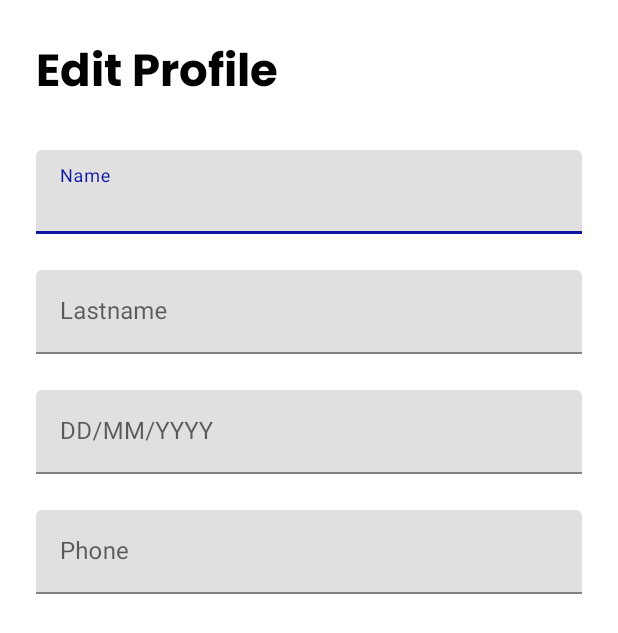
After one commit to Tech-Company-SW52/mobile-applications, an Android app: the layout fragment_dialog_edit_profile.xml on its own in the app's theme, with its tools: preview values and no code run, on a phone screen of 412 x 824 dp. The commit adds this screen. Shown: the top 633 px of the screen. Run offline under Robolectric (Android 15) with nearby library versions, the phone set to English and light mode, and no system bars.

Commit message:
feat: Edit Profile

```diff
--- a/app/src/main/java/com/fastporte/controller/fragments/CarrierFragments/CarrierProfile/CarrierExperienceProfileFragment.kt
+++ b/app/src/main/java/com/fastporte/controller/fragments/CarrierFragments/CarrierProfile/CarrierExperienceProfileFragment.kt
@@ -1,7 +1,6 @@
 package com.fastporte.controller.fragments.CarrierFragments.CarrierProfile
 
 import android.os.Bundle
-import android.util.Log
 import androidx.fragment.app.Fragment
 import android.view.LayoutInflater
 import android.view.View
--- a/app/src/main/java/com/fastporte/models/User.kt
+++ b/app/src/main/java/com/fastporte/models/User.kt
@@ -2,6 +2,7 @@ package com.fastporte.models
 
 import com.google.gson.annotations.SerializedName
 import java.io.Serializable
+import java.util.Date
 
 class User(
     @SerializedName("birthdate") var birthdate: String,
@@ -15,5 +16,4 @@ class User(
     @SerializedName("region") var region: String,
     @SerializedName("password") var password: String,
     @SerializedName("photo") var photo: String
-) : Serializable {
-}
+) : Serializable
--- /dev/null
+++ b/app/src/main/res/layout/fragment_dialog_edit_profile.xml
@@ -0,0 +1,94 @@
+<?xml version="1.0" encoding="utf-8"?>
+<androidx.constraintlayout.widget.ConstraintLayout xmlns:android="http://schemas.android.com/apk/res/android"
+    xmlns:app="http://schemas.android.com/apk/res-auto"
+    xmlns:tools="http://schemas.android.com/tools"
+    android:layout_width="match_parent"
+    android:layout_height="wrap_content">
+
+    <TextView
+        android:id="@+id/textView6"
+        android:layout_width="match_parent"
+        android:layout_height="wrap_content"
+        android:layout_marginStart="24dp"
+        android:layout_marginTop="24dp"
+        android:layout_marginEnd="24dp"
+        android:fontFamily="@font/poppins_bold"
+        android:text="Edit Profile"
+        android:textColor="#000000"
+        android:textSize="30sp"
+        android:textStyle="bold"
+        app:layout_constraintEnd_toEndOf="parent"
+        app:layout_constraintStart_toStartOf="parent"
+        app:layout_constraintTop_toTopOf="parent" />
+
+    <com.google.android.material.textfield.TextInputLayout
+        android:id="@+id/tilName"
+        android:layout_width="0dp"
+        android:layout_height="wrap_content"
+        android:layout_marginStart="24dp"
+        android:layout_marginTop="24dp"
+        android:layout_marginEnd="24dp"
+        app:layout_constraintEnd_toEndOf="parent"
+        app:layout_constraintStart_toStartOf="parent"
+        app:layout_constraintTop_toBottomOf="@+id/textView6">
+
+        <com.google.android.material.textfield.TextInputEditText
+            android:layout_width="match_parent"
+            android:layout_height="wrap_content"
+            android:hint="Name" />
+    </com.google.android.material.textfield.TextInputLayout>
+
+    <com.google.android.material.textfield.TextInputLayout
+        android:id="@+id/tilLastname"
+        android:layout_width="0dp"
+        android:layout_height="wrap_content"
+        android:layout_marginStart="24dp"
+        android:layout_marginTop="24dp"
+        android:layout_marginEnd="24dp"
+        app:layout_constraintEnd_toEndOf="parent"
+        app:layout_constraintStart_toStartOf="parent"
+        app:layout_constraintTop_toBottomOf="@+id/tilName">
+
+        <com.google.android.material.textfield.TextInputEditText
+            android:layout_width="match_parent"
+            android:layout_height="wrap_content"
+            android:hint="Lastname" />
+    </com.google.android.material.textfield.TextInputLayout>
+
+    <com.google.android.material.textfield.TextInputLayout
+        android:id="@+id/tilPhone"
+        android:layout_width="0dp"
+        android:layout_height="wrap_content"
+        android:layout_marginStart="24dp"
+        android:layout_marginTop="24dp"
+        android:layout_marginEnd="24dp"
+        android:layout_marginBottom="24dp"
+        app:layout_constraintBottom_toBottomOf="parent"
+        app:layout_constraintEnd_toEndOf="parent"
+        app:layout_constraintStart_toStartOf="parent"
+        app:layout_constraintTop_toBottomOf="@+id/tilBirthday">
+
+        <com.google.android.material.textfield.TextInputEditText
+            android:layout_width="match_parent"
+            android:layout_height="wrap_content"
+            android:hint="Phone" />
+    </com.google.android.material.textfield.TextInputLayout>
+
+    <com.google.android.material.textfield.TextInputLayout
+        android:id="@+id/tilBirthday"
+        android:layout_width="0dp"
+        android:layout_height="wrap_content"
+        android:layout_marginStart="24dp"
+        android:layout_marginTop="24dp"
+        android:layout_marginEnd="24dp"
+        app:layout_constraintEnd_toEndOf="parent"
+        app:layout_constraintStart_toStartOf="parent"
+        app:layout_constraintTop_toBottomOf="@+id/tilLastname">
+
+        <com.google.android.material.textfield.TextInputEditText
+            android:layout_width="match_parent"
+            android:layout_height="wrap_content"
+            android:hint="DD/MM/YYYY" />
+    </com.google.android.material.textfield.TextInputLayout>
+
+</androidx.constraintlayout.widget.ConstraintLayout>
```
Also changed, not shown: app/src/main/java/com/fastporte/controller/fragments/CarrierFragments/CarrierProfile/CarrierInformationProfileFragment.kt (+11 -12 lines), app/src/main/java/com/fastporte/controller/fragments/CarrierFragments/CarrierProfile/CarrierVehicleProfileFragment.kt (+13 -9 lines), app/src/main/java/com/fastporte/controller/fragments/CarrierFragments/CarrierProfile/Components/EditProfileDriverDialogFragment.kt (added, +118 -0 lines), app/src/main/java/com/fastporte/controller/fragments/CarrierFragments/CarrierProfileFragment.kt (+20 -16 lines), app/src/main/java/com/fastporte/controller/fragments/ClientFragments/ClientProfile/ClientInformationProfileFragment.kt (+9 -9 lines), app/src/main/java/com/fastporte/controller/fragments/ClientFragments/ClientProfile/EditProfileClientDialogFragment.kt (added, +117 -0 lines), app/src/main/java/com/fastporte/controller/fragments/ClientFragments/ClientProfileFragment.kt (+18 -8 lines), app/src/main/java/com/fastporte/models/Information.kt (deleted, +0 -15 lines), app/src/main/java/com/fastporte/network/ProfileService.kt (+10 -3 lines).
